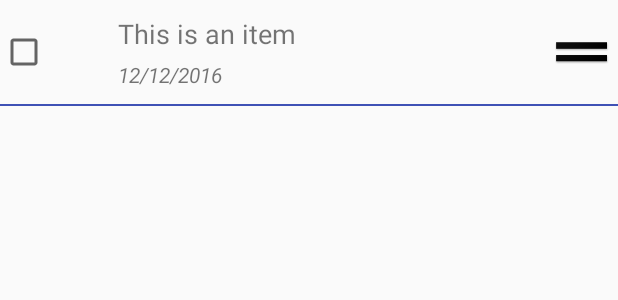
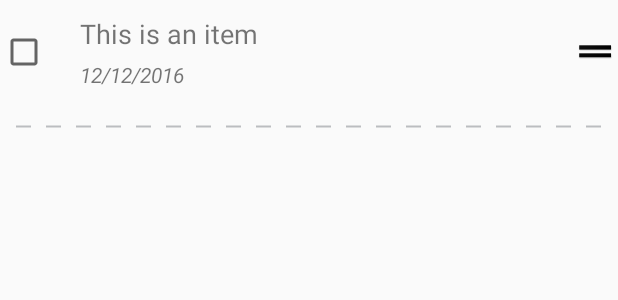
Before and after one commit to JaviMera/TodoList, an Android app: the layout task_item.xml on its own in the app's theme, with its tools: preview values and no code run, on a phone screen of 412 x 824 dp. Shown: the top 300 px of the screen. Run offline under Robolectric (Android 15) with nearby library versions, the phone set to English and light mode, and no system bars.

Commit message:
Modified layout for task and todo list dialogs, as well as task item. Also changed the app's primary, primary dark, and secondary colors.

```diff
--- a/app/src/main/res/layout/task_item.xml
+++ b/app/src/main/res/layout/task_item.xml
@@ -15,7 +15,7 @@
                 android:id="@+id/itemCheckBoxView"
                 android:layout_width="0dp"
                 android:layout_height="wrap_content"
-                android:layout_weight="0.2"
+                android:layout_weight="0.1"
                 android:layout_gravity="center"
                 android:gravity="center"/>
 
@@ -55,11 +55,16 @@
                 android:layout_height="wrap_content"
                 android:src="@mipmap/ic_drag"
                 android:scaleType="fitCenter"
+                android:adjustViewBounds="true"
+                android:maxHeight="30dp"
+                android:maxWidth="30dp"
                 android:layout_gravity="center"/>
         </LinearLayout>
 
-        <View
-            android:layout_width="match_parent"
-            android:layout_height="1dp"
-            android:background="@color/colorPrimary" />
+    <View
+        android:layout_width="match_parent"
+        android:layout_height="10dp"
+        android:layout_margin="10dp"
+        android:background="@drawable/line_divider"
+        android:layerType="software"/>
 </LinearLayout>
--- a/app/src/main/res/layout/todo_list_dialog.xml
+++ b/app/src/main/res/layout/todo_list_dialog.xml
@@ -28,7 +28,6 @@
             android:layout_weight="2.5"
             android:layout_gravity="center"
             android:hint="@string/todo_list_title"
-            android:textColorHint="@color/colorSecondary"
             style="@style/DialogEditText" />
 
     </LinearLayout>
--- a/app/src/main/res/values/colors.xml
+++ b/app/src/main/res/values/colors.xml
@@ -1,7 +1,7 @@
 <?xml version="1.0" encoding="utf-8"?>
 <resources>
-    <color name="colorPrimary">#3F51B5</color>
-    <color name="colorPrimaryDark">#303F9F</color>
+    <color name="colorPrimary">#8CC63E</color>
+    <color name="colorPrimaryDark">#53880A</color>
     <color name="colorSecondary">#8895DC</color>
     <color name="colorAccent">#FF4081</color>
     <color name="remove_color_light">#FFB8B8</color>
```
Also changed, not shown: app/src/main/res/layout/task_dialog.xml (+3 -5 lines).
